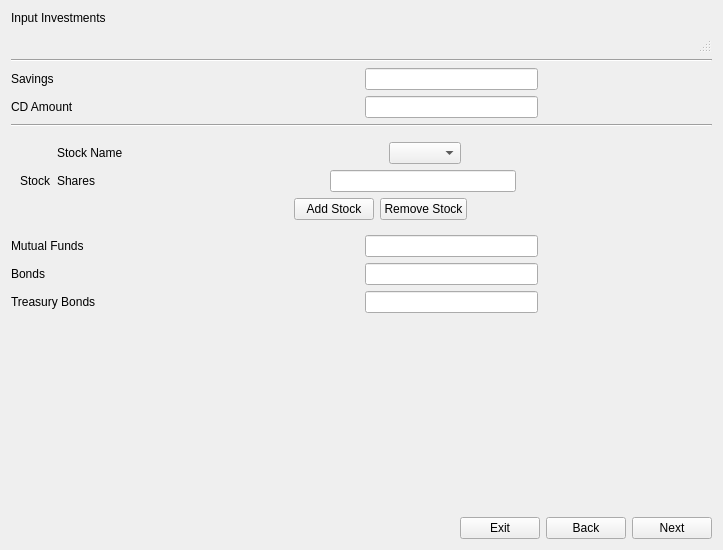
Before: the Qt Designer form Application/Application/predictionInputInvest.ui in abutlerboudakian/future_wallet, drawn with Qt 5.
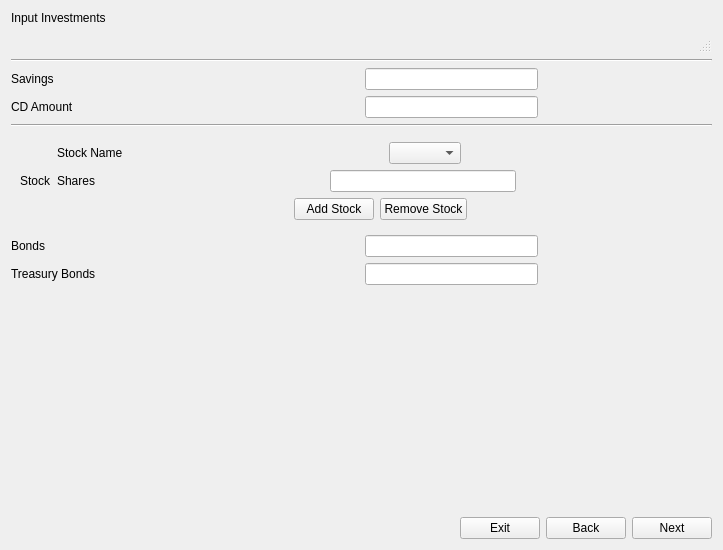
After: the same form once the commit is applied.

Patch:
```diff
--- a/Application/Application/predictionInputInvest.ui
+++ b/Application/Application/predictionInputInvest.ui
@@ -345,58 +345,6 @@
        </item>
       </layout>
      </item>
-     <item>
-      <layout class="QHBoxLayout" name="horizontalLayout_8">
-       <item>
-        <widget class="QLabel" name="label_7">
-         <property name="sizePolicy">
-          <sizepolicy hsizetype="MinimumExpanding" vsizetype="Preferred">
-           <horstretch>0</horstretch>
-           <verstretch>0</verstretch>
-          </sizepolicy>
-         </property>
-         <property name="minimumSize">
-          <size>
-           <width>84</width>
-           <height>0</height>
-          </size>
-         </property>
-         <property name="text">
-          <string>Mutual Funds</string>
-         </property>
-        </widget>
-       </item>
-       <item>
-        <spacer name="horizontalSpacer_12">
-         <property name="orientation">
-          <enum>Qt::Horizontal</enum>
-         </property>
-         <property name="sizeHint" stdset="0">
-          <size>
-           <width>40</width>
-           <height>20</height>
-          </size>
-         </property>
-        </spacer>
-       </item>
-       <item>
-        <widget class="QLineEdit" name="Mutual"/>
-       </item>
-       <item>
-        <spacer name="horizontalSpacer_13">
-         <property name="orientation">
-          <enum>Qt::Horizontal</enum>
-         </property>
-         <property name="sizeHint" stdset="0">
-          <size>
-           <width>40</width>
-           <height>20</height>
-          </size>
-         </property>
-        </spacer>
-       </item>
-      </layout>
-     </item>
      <item>
       <layout class="QHBoxLayout" name="horizontalLayout_9">
        <item>
```
